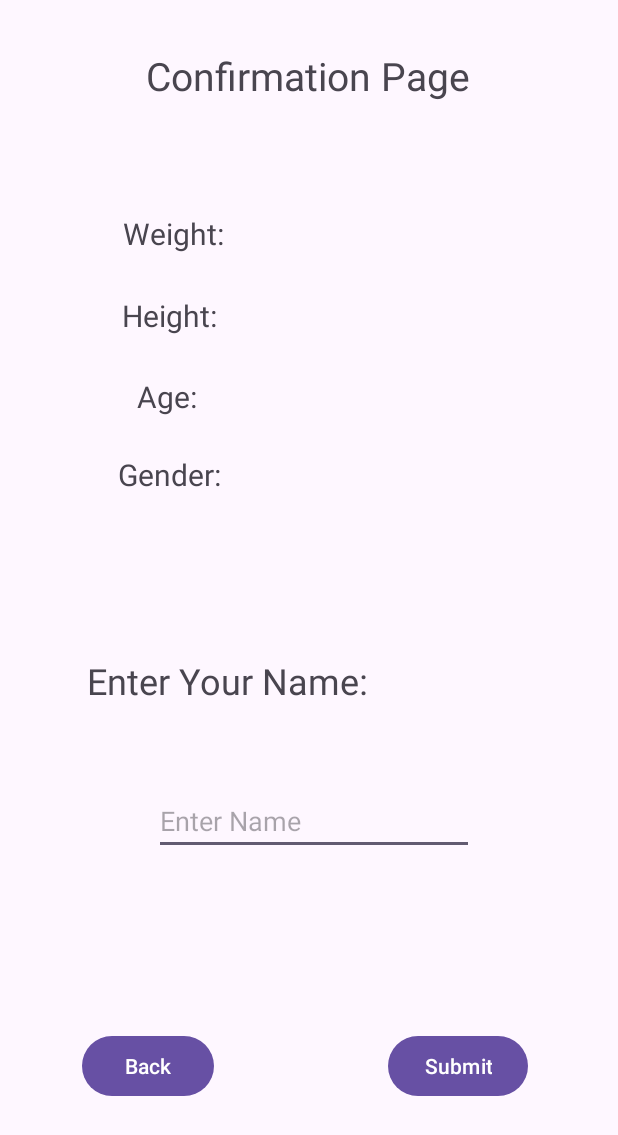
After one commit to MilanBert/Kelowna-Fitness-Prototype, an Android app: the ProfileFormP2 screen opened directly, with no data from a screen before it, on a phone screen of 412 x 824 dp. The commit adds this screen. Shown: the top 1135 px of the screen. Run offline under Robolectric (Android 15) with nearby library versions, the phone set to English and light mode, and no system bars.

Commit message:
User can now fill out the profile page.

```diff
--- a/app/src/main/AndroidManifest.xml
+++ b/app/src/main/AndroidManifest.xml
@@ -13,6 +13,12 @@
         android:theme="@style/Theme.Step4Test"
         tools:targetApi="31">
         <activity
+            android:name=".ProfileFormP2"
+            android:exported="false" />
+        <activity
+            android:name=".ProfileFormP1"
+            android:exported="false" />
+        <activity
             android:name=".GoalsActivity"
             android:exported="false" />
         <activity
--- /dev/null
+++ b/app/src/main/java/com/example/step4test/ProfileFormP2.java
@@ -0,0 +1,93 @@
+package com.example.step4test;
+
+import android.content.Intent;
+import android.os.Bundle;
+import android.widget.Button;
+import android.widget.EditText;
+import android.widget.TextView;
+import android.widget.Toast;
+
+import androidx.activity.EdgeToEdge;
+import androidx.appcompat.app.AppCompatActivity;
+import androidx.core.graphics.Insets;
+import androidx.core.view.ViewCompat;
+import androidx.core.view.WindowInsetsCompat;
+
+import java.io.FileOutputStream;
+import java.io.IOException;
+
+public class ProfileFormP2 extends AppCompatActivity {
+
+    @Override
+    protected void onCreate(Bundle savedInstanceState) {
+        super.onCreate(savedInstanceState);
+        EdgeToEdge.enable(this);
+        setContentView(R.layout.activity_profile_form_p2);
+        ViewCompat.setOnApplyWindowInsetsListener(findViewById(R.id.main), (v, insets) -> {
+            Insets systemBars = insets.getInsets(WindowInsetsCompat.Type.systemBars());
+            v.setPadding(systemBars.left, systemBars.top, systemBars.right, systemBars.bottom);
+            return insets;
+        });
+
+        // Retrieve data from Intent
+        String weight = getIntent().getStringExtra("weight");
+        String height = getIntent().getStringExtra("height");
+        String age = getIntent().getStringExtra("age");
+        String gender = getIntent().getStringExtra("gender");
+
+        // Display the data in TextViews
+        TextView show_weight = findViewById(R.id.weight);
+        TextView show_height = findViewById(R.id.height);
+        TextView show_age = findViewById(R.id.age);
+        TextView show_gender = findViewById(R.id.gender);
+
+        show_weight.setText(weight);
+        show_height.setText(height);
+        show_age.setText(age);
+        show_gender.setText(gender);
+
+        // EditText for entering name
+        EditText enterName = findViewById(R.id.enterName);
+
+        // Back button functionality
+        Button back = findViewById(R.id.profile_back);
+        back.setOnClickListener(v -> {
+            Intent intent = new Intent(ProfileFormP2.this, ProfileFormP1.class);
+            startActivity(intent);
+            finish();
+        });
+
+        // Submit button functionality
+        Button submit = findViewById(R.id.profile_submit);
+        submit.setOnClickListener(v -> {
+            String name = enterName.getText().toString().trim();
+
+            // Validate name input
+            if (name.isEmpty()) {
+                Toast.makeText(this, "Please enter your name", Toast.LENGTH_SHORT).show();
+                return;
+            }
+
+            // Save all information to a text file
+            String fileName = "profile_info.txt";
+            String fileContent = "Name: " + name + "\n" +
+                    "Weight: " + weight + "\n" +
+                    "Height: " + height + "\n" +
+                    "Age: " + age + "\n" +
+                    "Gender: " + gender;
+
+            try (FileOutputStream fos = openFileOutput(fileName, MODE_PRIVATE)) {
+                fos.write(fileContent.getBytes());
+                Toast.makeText(this, "Profile information saved!", Toast.LENGTH_SHORT).show();
+            } catch (IOException e) {
+                e.printStackTrace();
+                Toast.makeText(this, "Failed to save profile information.", Toast.LENGTH_SHORT).show();
+            }
+
+            // Navigate back to MainActivity
+            Intent intent = new Intent(ProfileFormP2.this, MainActivity.class);
+            startActivity(intent);
+            finish();
+        });
+    }
+}
--- /dev/null
+++ b/app/src/main/res/layout/activity_profile_form_p2.xml
@@ -0,0 +1,177 @@
+<?xml version="1.0" encoding="utf-8"?>
+<androidx.constraintlayout.widget.ConstraintLayout xmlns:android="http://schemas.android.com/apk/res/android"
+    xmlns:app="http://schemas.android.com/apk/res-auto"
+    xmlns:tools="http://schemas.android.com/tools"
+    android:id="@+id/main"
+    android:layout_width="match_parent"
+    android:layout_height="match_parent"
+    tools:context=".ProfileFormP2">
+
+    <TextView
+        android:id="@+id/textView6"
+        android:layout_width="wrap_content"
+        android:layout_height="wrap_content"
+        android:text="Confirmation Page"
+        android:textSize="26sp"
+        app:layout_constraintBottom_toBottomOf="parent"
+        app:layout_constraintEnd_toEndOf="parent"
+        app:layout_constraintHorizontal_bias="0.498"
+        app:layout_constraintStart_toStartOf="parent"
+        app:layout_constraintTop_toTopOf="parent"
+        app:layout_constraintVertical_bias="0.041" />
+
+    <TextView
+        android:id="@+id/gender"
+        android:layout_width="wrap_content"
+        android:layout_height="wrap_content"
+        android:text="TextView"
+        android:textSize="20sp"
+        app:layout_constraintBottom_toBottomOf="parent"
+        app:layout_constraintEnd_toEndOf="parent"
+        app:layout_constraintHorizontal_bias="0.359"
+        app:layout_constraintStart_toEndOf="@+id/textView10"
+        app:layout_constraintTop_toTopOf="parent"
+        app:layout_constraintVertical_bias="0.38" />
+
+    <TextView
+        android:id="@+id/textView8"
+        android:layout_width="wrap_content"
+        android:layout_height="wrap_content"
+        android:text="Height:"
+        android:textSize="20sp"
+        app:layout_constraintBottom_toBottomOf="parent"
+        app:layout_constraintEnd_toEndOf="parent"
+        app:layout_constraintHorizontal_bias="0.233"
+        app:layout_constraintStart_toStartOf="parent"
+        app:layout_constraintTop_toTopOf="parent"
+        app:layout_constraintVertical_bias="0.247" />
+
+    <TextView
+        android:id="@+id/textView7"
+        android:layout_width="wrap_content"
+        android:layout_height="wrap_content"
+        android:text="Weight:"
+        android:textSize="20sp"
+        app:layout_constraintBottom_toBottomOf="parent"
+        app:layout_constraintEnd_toEndOf="parent"
+        app:layout_constraintHorizontal_bias="0.238"
+        app:layout_constraintStart_toStartOf="parent"
+        app:layout_constraintTop_toTopOf="parent"
+        app:layout_constraintVertical_bias="0.178" />
+
+    <TextView
+        android:id="@+id/age"
+        android:layout_width="wrap_content"
+        android:layout_height="wrap_content"
+        android:text="TextView"
+        android:textSize="20sp"
+        app:layout_constraintBottom_toBottomOf="parent"
+        app:layout_constraintEnd_toEndOf="parent"
+        app:layout_constraintHorizontal_bias="0.414"
+        app:layout_constraintStart_toEndOf="@+id/textView9"
+        app:layout_constraintTop_toTopOf="parent"
+        app:layout_constraintVertical_bias="0.315" />
+
+    <TextView
+        android:id="@+id/textView10"
+        android:layout_width="wrap_content"
+        android:layout_height="wrap_content"
+        android:text="Gender:"
+        android:textSize="20sp"
+        app:layout_constraintBottom_toBottomOf="parent"
+        app:layout_constraintEnd_toEndOf="parent"
+        app:layout_constraintHorizontal_bias="0.23"
+        app:layout_constraintStart_toStartOf="parent"
+        app:layout_constraintTop_toTopOf="parent"
+        app:layout_constraintVertical_bias="0.38" />
+
+    <TextView
+        android:id="@+id/weight"
+        android:layout_width="wrap_content"
+        android:layout_height="wrap_content"
+        android:text="TextView"
+        android:textSize="20sp"
+        app:layout_constraintBottom_toBottomOf="parent"
+        app:layout_constraintEnd_toEndOf="parent"
+        app:layout_constraintHorizontal_bias="0.355"
+        app:layout_constraintStart_toEndOf="@+id/textView7"
+        app:layout_constraintTop_toTopOf="parent"
+        app:layout_constraintVertical_bias="0.177" />
+
+    <TextView
+        android:id="@+id/textView9"
+        android:layout_width="wrap_content"
+        android:layout_height="wrap_content"
+        android:text="Age:"
+        android:textSize="20sp"
+        app:layout_constraintBottom_toBottomOf="parent"
+        app:layout_constraintEnd_toEndOf="parent"
+        app:layout_constraintHorizontal_bias="0.245"
+        app:layout_constraintStart_toStartOf="parent"
+        app:layout_constraintTop_toTopOf="parent"
+        app:layout_constraintVertical_bias="0.315" />
+
+    <TextView
+        android:id="@+id/height"
+        android:layout_width="wrap_content"
+        android:layout_height="wrap_content"
+        android:text="TextView"
+        android:textSize="20sp"
+        app:layout_constraintBottom_toBottomOf="parent"
+        app:layout_constraintEnd_toEndOf="parent"
+        app:layout_constraintHorizontal_bias="0.369"
+        app:layout_constraintStart_toEndOf="@+id/textView8"
+        app:layout_constraintTop_toTopOf="parent"
+        app:layout_constraintVertical_bias="0.247" />
+
+    <TextView
+        android:id="@+id/textView15"
+        android:layout_width="wrap_content"
+        android:layout_height="wrap_content"
+        android:text="Enter Your Name:"
+        android:textSize="24sp"
+        app:layout_constraintBottom_toBottomOf="parent"
+        app:layout_constraintEnd_toEndOf="parent"
+        app:layout_constraintHorizontal_bias="0.259"
+        app:layout_constraintStart_toStartOf="parent"
+        app:layout_constraintTop_toTopOf="parent"
+        app:layout_constraintVertical_bias="0.553" />
+
+    <EditText
+        android:id="@+id/enterName"
+        android:layout_width="wrap_content"
+        android:layout_height="wrap_content"
+        android:ems="10"
+        android:hint="Enter Name"
+        android:inputType="text"
+        app:layout_constraintBottom_toBottomOf="parent"
+        app:layout_constraintEnd_toEndOf="parent"
+        app:layout_constraintHorizontal_bias="0.517"
+        app:layout_constraintStart_toStartOf="parent"
+        app:layout_constraintTop_toTopOf="parent"
+        app:layout_constraintVertical_bias="0.674" />
+
+    <Button
+        android:id="@+id/profile_back"
+        android:layout_width="wrap_content"
+        android:layout_height="wrap_content"
+        android:text="Back"
+        app:layout_constraintBottom_toBottomOf="parent"
+        app:layout_constraintEnd_toEndOf="parent"
+        app:layout_constraintHorizontal_bias="0.168"
+        app:layout_constraintStart_toStartOf="parent"
+        app:layout_constraintTop_toTopOf="parent"
+        app:layout_constraintVertical_bias="0.885" />
+
+    <Button
+        android:id="@+id/profile_submit"
+        android:layout_width="wrap_content"
+        android:layout_height="wrap_content"
+        android:text="Submit"
+        app:layout_constraintBottom_toBottomOf="parent"
+        app:layout_constraintEnd_toEndOf="parent"
+        app:layout_constraintHorizontal_bias="0.812"
+        app:layout_constraintStart_toStartOf="parent"
+        app:layout_constraintTop_toTopOf="parent"
+        app:layout_constraintVertical_bias="0.885" />
+</androidx.constraintlayout.widget.ConstraintLayout>
```
Also changed, not shown: app/src/main/java/com/example/step4test/MainActivity.java (+9 -0 lines), app/src/main/java/com/example/step4test/ProfileFormP1.java (added, +96 -0 lines), app/src/main/res/layout/activity_main.xml (+16 -1 lines), app/src/main/res/layout/activity_profile_form_p1.xml (added, +143 -0 lines), app/src/main/res/drawable/usericon.png (added).
